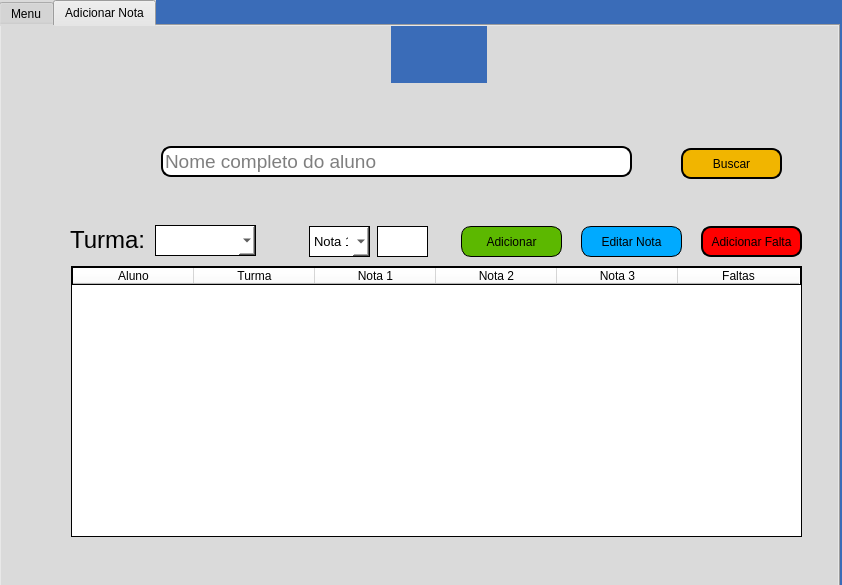
Before: the Qt Designer form menu-professor.ui in vitoradsp/academicsys, drawn with Qt 5.
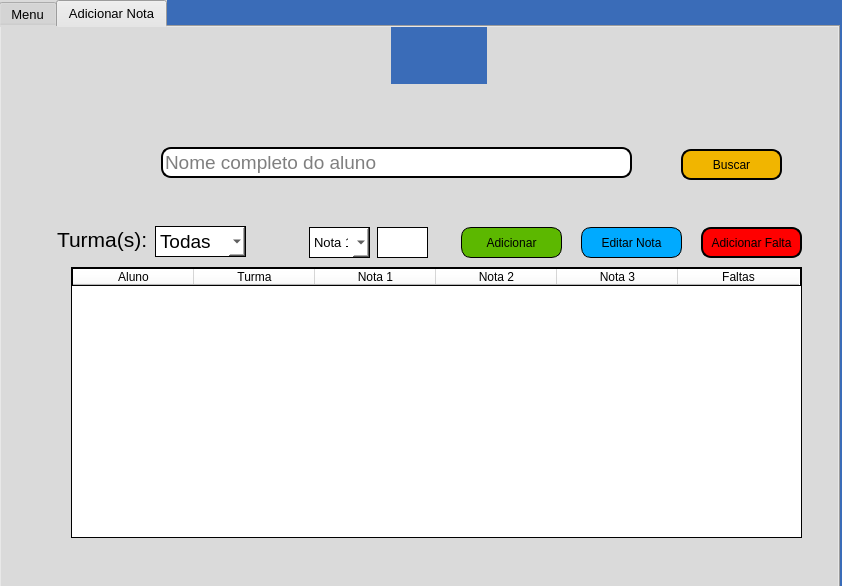
After: the same form once the commit is applied. Icons and pictures are not drawn.

The edit to the form file:
```diff
--- a/menu-professor.ui
+++ b/menu-professor.ui
@@ -7,7 +7,7 @@
     <x>0</x>
     <y>0</y>
     <width>842</width>
-    <height>585</height>
+    <height>586</height>
    </rect>
   </property>
   <property name="windowTitle">
@@ -26,6 +26,11 @@
       <height>611</height>
      </rect>
     </property>
+    <property name="font">
+     <font>
+      <pointsize>10</pointsize>
+     </font>
+    </property>
     <property name="styleSheet">
      <string notr="true">background-color: rgb(218, 218, 218);</string>
     </property>
@@ -383,7 +388,7 @@
        <rect>
         <x>154</x>
         <y>199</y>
-        <width>101</width>
+        <width>91</width>
         <height>31</height>
        </rect>
       </property>
@@ -398,7 +403,7 @@
       </property>
       <item>
        <property name="text">
-        <string/>
+        <string>Todas</string>
        </property>
       </item>
       <item>
@@ -420,15 +425,15 @@
      <widget class="QLabel" name="labelturmasprof">
       <property name="geometry">
        <rect>
-        <x>69</x>
-        <y>199</y>
-        <width>81</width>
+        <x>56</x>
+        <y>198</y>
+        <width>91</width>
         <height>29</height>
        </rect>
       </property>
       <property name="font">
        <font>
-        <pointsize>18</pointsize>
+        <pointsize>16</pointsize>
        </font>
       </property>
       <property name="styleSheet">
@@ -439,7 +444,7 @@
 </string>
       </property>
       <property name="text">
-       <string>Turma:</string>
+       <string>Turma(s):</string>
       </property>
      </widget>
      <widget class="QLabel" name="labelalunoerro">
```
